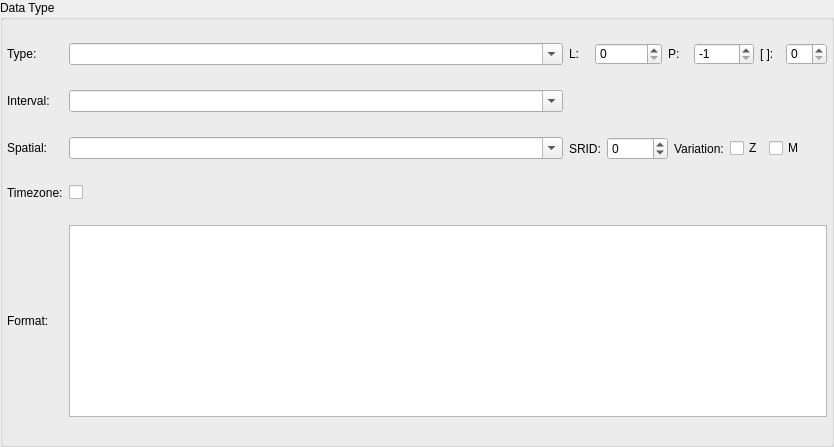
Before: the Qt Designer form libs/libgui/ui/dbobjects/pgsqltypewidget.ui in pgmodeler/pgmodeler, drawn with Qt 5.
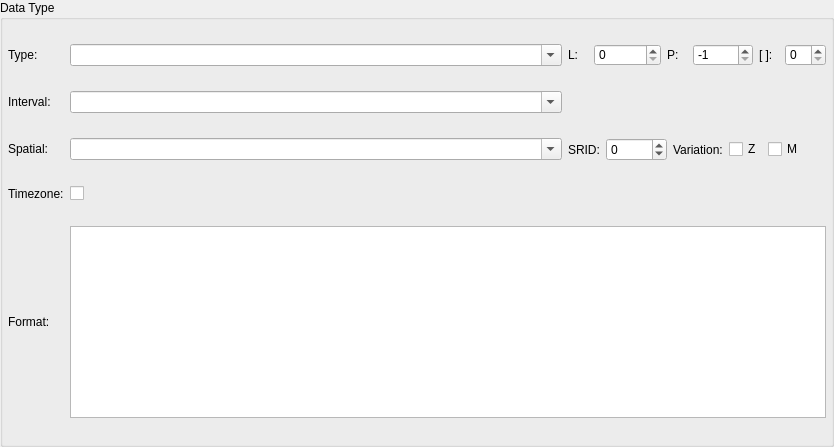
After: the same form once the commit is applied.

```diff
--- a/libs/libgui/ui/dbobjects/pgsqltypewidget.ui
+++ b/libs/libgui/ui/dbobjects/pgsqltypewidget.ui
@@ -45,7 +45,7 @@
     <number>0</number>
    </property>
    <property name="spacing">
-    <number>6</number>
+    <number>10</number>
    </property>
    <item row="0" column="0">
     <widget class="QGroupBox" name="groupBox">
@@ -69,16 +69,16 @@
      </property>
      <layout class="QGridLayout" name="gridLayout">
       <property name="leftMargin">
-       <number>4</number>
+       <number>5</number>
       </property>
       <property name="topMargin">
-       <number>4</number>
+       <number>5</number>
       </property>
       <property name="rightMargin">
-       <number>4</number>
+       <number>5</number>
       </property>
       <property name="bottomMargin">
-       <number>4</number>
+       <number>5</number>
       </property>
       <item row="2" column="0">
        <widget class="QLabel" name="spatial_lbl">
```
